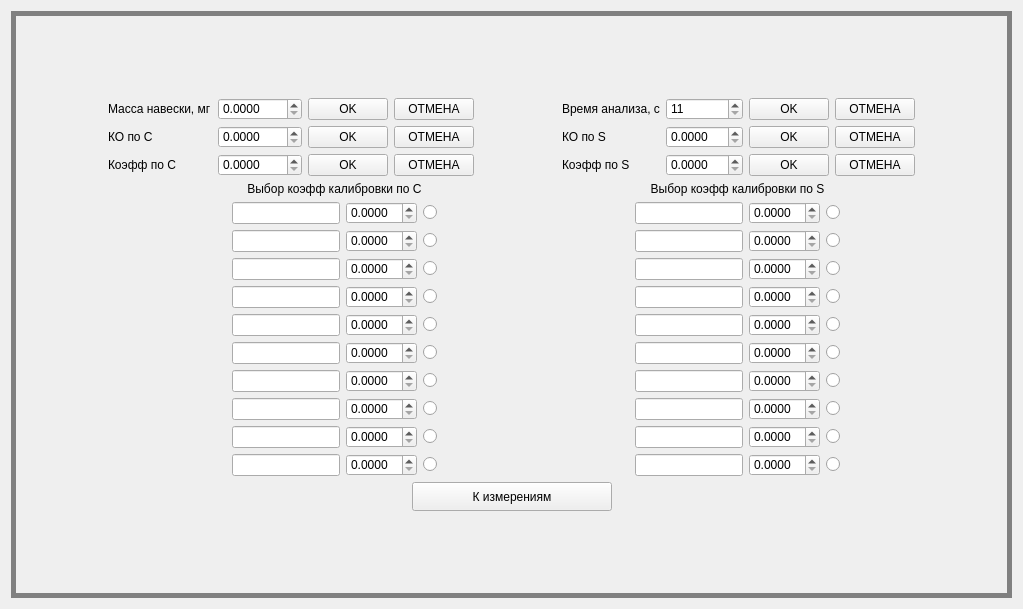
YoLandy/Gasoanalysator, file front/parampage.ui: the form before one commit.
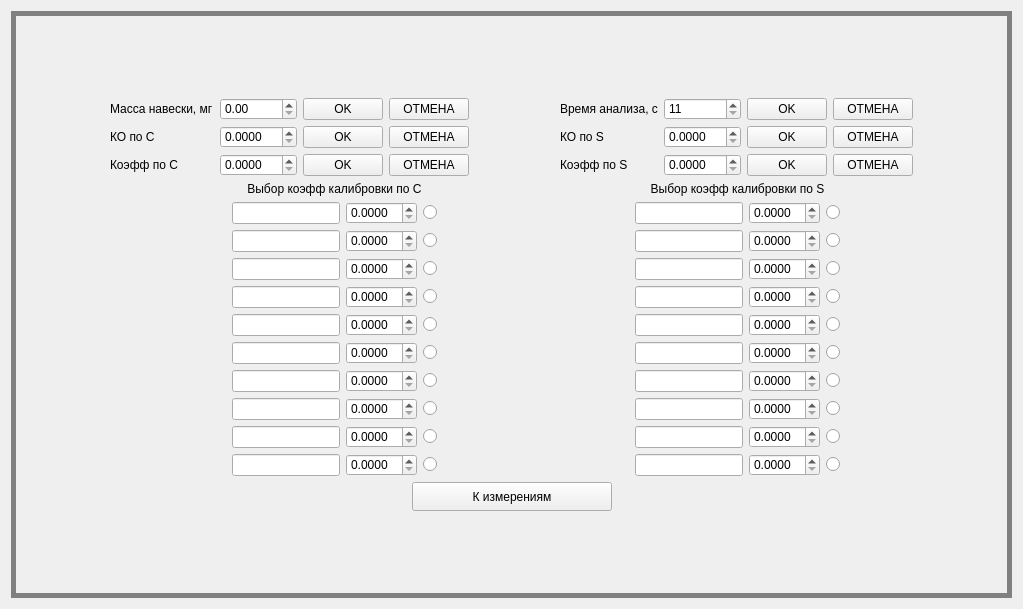
The form after the commit.

```diff
--- a/front/parampage.ui
+++ b/front/parampage.ui
@@ -154,7 +154,7 @@
               <item row="0" column="1">
                <widget class="QDoubleSpinBox" name="mass_sb">
                 <property name="decimals">
-                 <number>4</number>
+                 <number>2</number>
                 </property>
                 <property name="maximum">
                  <double>9999.989999999999782</double>
```
